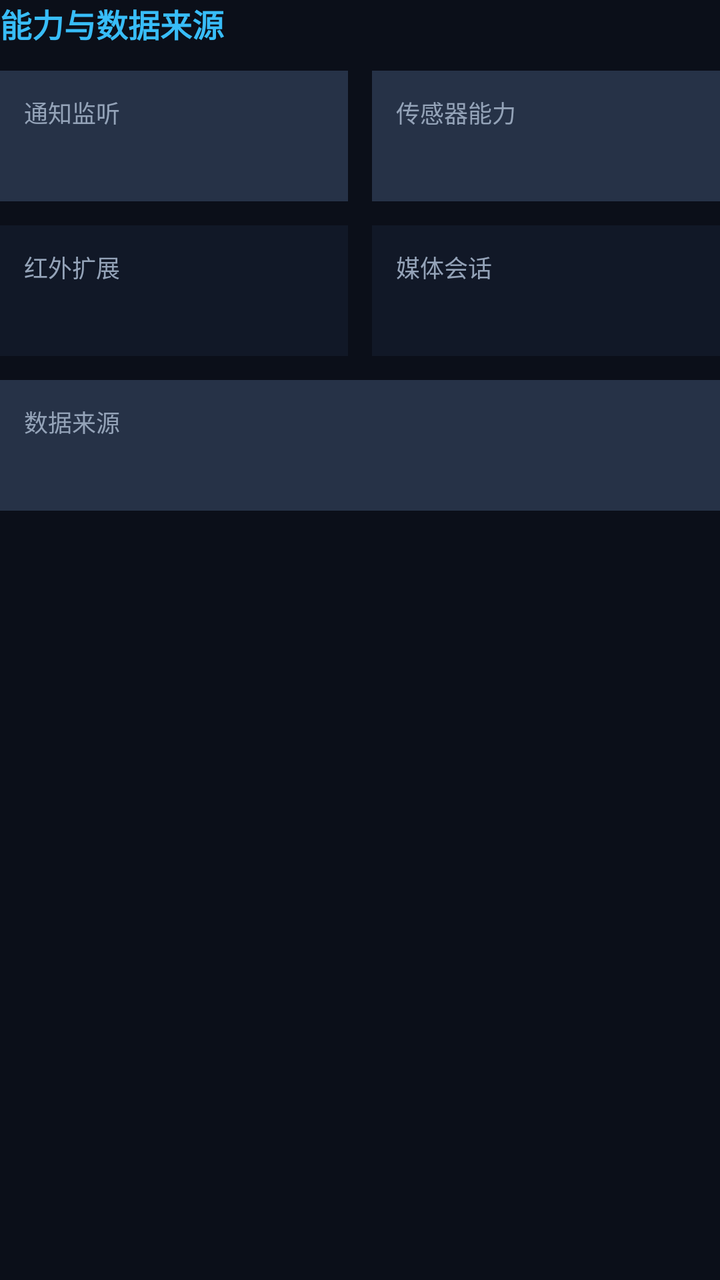
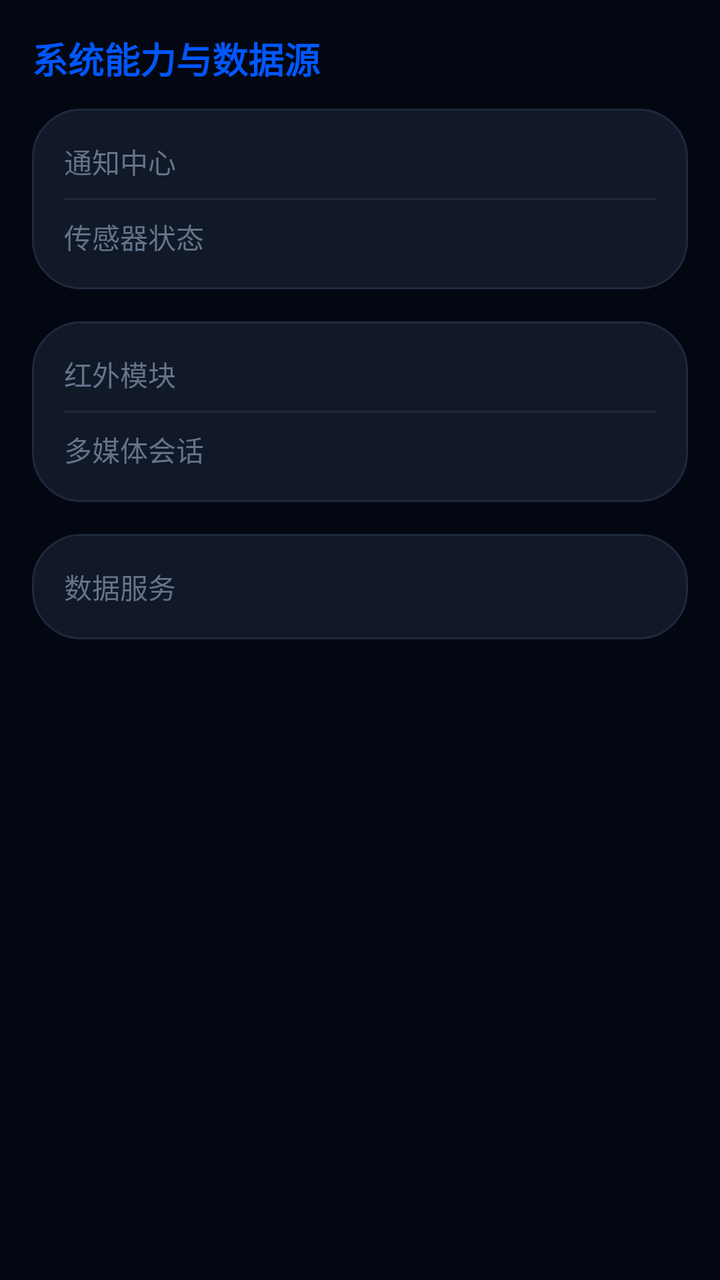

An Android layout rendered at two revisions. The XML below is the earlier revision; the diff shows what the commit changed to produce the second picture.
<!-- AndroidManifest.xml: application theme Theme.VehiclemountedSystem -->
<!-- res/layout/page_settings.xml -->
<?xml version="1.0" encoding="utf-8"?>
<ScrollView xmlns:android="http://schemas.android.com/apk/res/android"
    android:id="@+id/pageSettingsRoot"
    android:layout_width="match_parent"
    android:layout_height="match_parent"
    android:fillViewport="true">

    <LinearLayout
        android:layout_width="match_parent"
        android:layout_height="wrap_content"
        android:orientation="vertical">

        <TextView
            android:id="@+id/settingsPageTitle"
            android:layout_width="wrap_content"
            android:layout_height="wrap_content"
            android:text="@string/page_settings_badge"
            android:textColor="@color/accent_blue"
            android:textSize="@dimen/page_title_text_size"
            android:textStyle="bold" />

        <LinearLayout
            android:layout_width="match_parent"
            android:layout_height="wrap_content"
            android:layout_marginTop="@dimen/page_section_gap"
            android:orientation="horizontal">

            <LinearLayout
                android:layout_width="0dp"
                android:layout_height="wrap_content"
                android:layout_marginEnd="@dimen/page_card_gap"
                android:layout_weight="1"
                android:background="@color/card_panel_bg"
                android:orientation="vertical"
                android:padding="@dimen/page_card_padding">

                <TextView
                    android:layout_width="wrap_content"
                    android:layout_height="wrap_content"
                    android:text="@string/settings_notification_label"
                    android:textColor="@color/text_secondary"
                    android:textSize="@dimen/page_label_text_size" />

                <TextView
                    android:id="@+id/settingNotificationStatus"
                    android:layout_width="wrap_content"
                    android:layout_height="wrap_content"
                    android:layout_marginTop="@dimen/page_micro_gap"
                    android:textColor="@color/text_primary"
                    android:textSize="@dimen/page_status_text_size" />
            </LinearLayout>

            <LinearLayout
                android:layout_width="0dp"
                android:layout_height="wrap_content"
                android:layout_weight="1"
                android:background="@color/card_panel_bg"
                android:orientation="vertical"
                android:padding="@dimen/page_card_padding">

                <TextView
                    android:layout_width="wrap_content"
                    android:layout_height="wrap_content"
                    android:text="@string/settings_sensor_label"
                    android:textColor="@color/text_secondary"
                    android:textSize="@dimen/page_label_text_size" />

                <TextView
                    android:id="@+id/settingSensorStatus"
                    android:layout_width="wrap_content"
                    android:layout_height="wrap_content"
                    android:layout_marginTop="@dimen/page_micro_gap"
                    android:textColor="@color/text_primary"
                    android:textSize="@dimen/page_status_text_size" />
            </LinearLayout>
        </LinearLayout>

        <LinearLayout
            android:layout_width="match_parent"
            android:layout_height="wrap_content"
            android:layout_marginTop="@dimen/page_card_gap"
            android:orientation="horizontal">

            <LinearLayout
                android:layout_width="0dp"
                android:layout_height="wrap_content"
                android:layout_marginEnd="@dimen/page_card_gap"
                android:layout_weight="1"
                android:background="@color/card_panel_alt_bg"
                android:orientation="vertical"
                android:padding="@dimen/page_card_padding">

                <TextView
                    android:layout_width="wrap_content"
                    android:layout_height="wrap_content"
                    android:text="@string/settings_ir_label"
                    android:textColor="@color/text_secondary"
                    android:textSize="@dimen/page_label_text_size" />

                <TextView
                    android:id="@+id/settingIrStatus"
                    android:layout_width="wrap_content"
                    android:layout_height="wrap_content"
                    android:layout_marginTop="@dimen/page_micro_gap"
                    android:textColor="@color/accent_amber"
                    android:textSize="@dimen/page_status_text_size" />
            </LinearLayout>

            <LinearLayout
                android:layout_width="0dp"
                android:layout_height="wrap_content"
                android:layout_weight="1"
                android:background="@color/card_panel_alt_bg"
                android:orientation="vertical"
                android:padding="@dimen/page_card_padding">

                <TextView
                    android:layout_width="wrap_content"
                    android:layout_height="wrap_content"
                    android:text="@string/settings_media_label"
                    android:textColor="@color/text_secondary"
                    android:textSize="@dimen/page_label_text_size" />

                <TextView
                    android:id="@+id/settingMediaStatus"
                    android:layout_width="wrap_content"
                    android:layout_height="wrap_content"
                    android:layout_marginTop="@dimen/page_micro_gap"
                    android:textColor="@color/accent_cyan"
                    android:textSize="@dimen/page_status_text_size" />
            </LinearLayout>
        </LinearLayout>

        <LinearLayout
            android:layout_width="match_parent"
            android:layout_height="wrap_content"
            android:layout_marginTop="@dimen/page_card_gap"
            android:background="@color/card_panel_bg"
            android:orientation="vertical"
            android:padding="@dimen/page_card_padding">

            <TextView
                android:layout_width="wrap_content"
                android:layout_height="wrap_content"
                android:text="@string/settings_data_source_label"
                android:textColor="@color/text_secondary"
                android:textSize="@dimen/page_label_text_size" />

            <TextView
                android:id="@+id/settingDataSource"
                android:layout_width="wrap_content"
                android:layout_height="wrap_content"
                android:layout_marginTop="@dimen/page_micro_gap"
                android:textColor="@color/text_primary"
                android:textSize="@dimen/page_status_text_size" />
        </LinearLayout>
    </LinearLayout>
</ScrollView>
<!-- resources referenced by this layout -->
<resources>
  <color name="accent_amber">#F59E0B</color>
  <color name="accent_blue">#38BDF8</color>
  <color name="accent_cyan">#06B6D4</color>
  <color name="card_panel_alt_bg">#111827</color>
  <color name="card_panel_bg">#263247</color>
  <color name="text_primary">#F8FAFC</color>
  <color name="text_secondary">#94A3B8</color>
  <dimen name="page_card_gap">12dp</dimen>
  <dimen name="page_card_padding">12dp</dimen>
  <dimen name="page_label_text_size">12sp</dimen>
  <dimen name="page_micro_gap">6dp</dimen>
  <dimen name="page_section_gap">12dp</dimen>
  <dimen name="page_status_text_size">13sp</dimen>
  <dimen name="page_title_text_size">16sp</dimen>
  <string name="page_settings_badge">能力与数据来源</string>
  <string name="settings_data_source_label">数据来源</string>
  <string name="settings_ir_label">红外扩展</string>
  <string name="settings_media_label">媒体会话</string>
  <string name="settings_notification_label">通知监听</string>
  <string name="settings_sensor_label">传感器能力</string>
  <style name="Theme.VehiclemountedSystem" parent="Base.Theme.VehiclemountedSystem" />
  <style name="Base.Theme.VehiclemountedSystem" parent="Theme.Material3.DayNight.NoActionBar">
          
          <item name="android:windowBackground">@color/bg_dark</item>
          <item name="colorPrimary">@color/accent_cyan</item>
          <item name="colorSecondary">@color/accent_blue</item>
          <item name="android:textColorPrimary">@color/text_primary</item>
          <item name="android:textColorSecondary">@color/text_secondary</item>
      </style>
  <color name="bg_dark">#0B0F19</color>
</resources>

<!-- the commit's change to res/layout/page_settings.xml (unified diff, before → after) -->
@@ -3,7 +3,8 @@
     android:id="@+id/pageSettingsRoot"
     android:layout_width="match_parent"
     android:layout_height="match_parent"
-    android:fillViewport="true">
+    android:fillViewport="true"
+    android:padding="@dimen/page_card_padding">
 
     <LinearLayout
         android:layout_width="match_parent"
@@ -14,29 +15,30 @@
             android:id="@+id/settingsPageTitle"
             android:layout_width="wrap_content"
             android:layout_height="wrap_content"
+            android:layout_marginBottom="@dimen/page_section_gap"
             android:text="@string/page_settings_badge"
             android:textColor="@color/accent_blue"
             android:textSize="@dimen/page_title_text_size"
             android:textStyle="bold" />
 
+        
         <LinearLayout
             android:layout_width="match_parent"
             android:layout_height="wrap_content"
-            android:layout_marginTop="@dimen/page_section_gap"
-            android:orientation="horizontal">
+            android:layout_marginBottom="@dimen/page_card_gap"
+            android:background="@drawable/bg_card_rounded"
+            android:orientation="vertical"
+            android:padding="@dimen/page_card_padding">
 
             <LinearLayout
-                android:layout_width="0dp"
+                android:layout_width="match_parent"
                 android:layout_height="wrap_content"
-                android:layout_marginEnd="@dimen/page_card_gap"
-                android:layout_weight="1"
-                android:background="@color/card_panel_bg"
-                android:orientation="vertical"
-                android:padding="@dimen/page_card_padding">
+                android:orientation="horizontal">
 
                 <TextView
-                    android:layout_width="wrap_content"
+                    android:layout_width="0dp"
                     android:layout_height="wrap_content"
+                    android:layout_weight="1"
                     android:text="@string/settings_notification_label"
                     android:textColor="@color/text_secondary"
                     android:textSize="@dimen/page_label_text_size" />
@@ -45,22 +47,27 @@
                     android:id="@+id/settingNotificationStatus"
                     android:layout_width="wrap_content"
                     android:layout_height="wrap_content"
-                    android:layout_marginTop="@dimen/page_micro_gap"
                     android:textColor="@color/text_primary"
-                    android:textSize="@dimen/page_status_text_size" />
+                    android:textSize="@dimen/page_status_text_size"
+                    android:textStyle="bold" />
             </LinearLayout>
 
+            <View
+                android:layout_width="match_parent"
+                android:layout_height="1dp"
+                android:layout_marginTop="@dimen/page_micro_gap"
+                android:layout_marginBottom="@dimen/page_micro_gap"
+                android:background="@color/border_color" />
+
             <LinearLayout
-                android:layout_width="0dp"
+                android:layout_width="match_parent"
                 android:layout_height="wrap_content"
-                android:layout_weight="1"
-                android:background="@color/card_panel_bg"
-                android:orientation="vertical"
-                android:padding="@dimen/page_card_padding">
+                android:orientation="horizontal">
 
                 <TextView
-                    android:layout_width="wrap_content"
+                    android:layout_width="0dp"
                     android:layout_height="wrap_content"
+                    android:layout_weight="1"
                     android:text="@string/settings_sensor_label"
                     android:textColor="@color/text_secondary"
                     android:textSize="@dimen/page_label_text_size" />
@@ -69,30 +76,30 @@
                     android:id="@+id/settingSensorStatus"
                     android:layout_width="wrap_content"
                     android:layout_height="wrap_content"
-                    android:layout_marginTop="@dimen/page_micro_gap"
                     android:textColor="@color/text_primary"
-                    android:textSize="@dimen/page_status_text_size" />
+                    android:textSize="@dimen/page_status_text_size"
+                    android:textStyle="bold" />
             </LinearLayout>
         </LinearLayout>
 
+        
         <LinearLayout
             android:layout_width="match_parent"
             android:layout_height="wrap_content"
-            android:layout_marginTop="@dimen/page_card_gap"
-            android:orientation="horizontal">
+            android:layout_marginBottom="@dimen/page_card_gap"
+            android:background="@drawable/bg_card_rounded"
+            android:orientation="vertical"
+            android:padding="@dimen/page_card_padding">
 
             <LinearLayout
-                android:layout_width="0dp"
+                android:layout_width="match_parent"
                 android:layout_height="wrap_content"
-                android:layout_marginEnd="@dimen/page_card_gap"
-                android:layout_weight="1"
-                android:background="@color/card_panel_alt_bg"
-                android:orientation="vertical"
-                android:padding="@dimen/page_card_padding">
+                android:orientation="horizontal">
 
                 <TextView
-                    android:layout_width="wrap_content"
+                    android:layout_width="0dp"
                     android:layout_height="wrap_content"
+                    android:layout_weight="1"
                     android:text="@string/settings_ir_label"
                     android:textColor="@color/text_secondary"
                     android:textSize="@dimen/page_label_text_size" />
@@ -101,22 +108,27 @@
                     android:id="@+id/settingIrStatus"
                     android:layout_width="wrap_content"
                     android:layout_height="wrap_content"
-                    android:layout_marginTop="@dimen/page_micro_gap"
                     android:textColor="@color/accent_amber"
-                    android:textSize="@dimen/page_status_text_size" />
+                    android:textSize="@dimen/page_status_text_size"
+                    android:textStyle="bold" />
             </LinearLayout>
 
+            <View
+                android:layout_width="match_parent"
+                android:layout_height="1dp"
+                android:layout_marginTop="@dimen/page_micro_gap"
+                android:layout_marginBottom="@dimen/page_micro_gap"
+                android:background="@color/border_color" />
+
             <LinearLayout
-                android:layout_width="0dp"
+                android:layout_width="match_parent"
                 android:layout_height="wrap_content"
-                android:layout_weight="1"
-                android:background="@color/card_panel_alt_bg"
-                android:orientation="vertical"
-                android:padding="@dimen/page_card_padding">
+                android:orientation="horizontal">
 
                 <TextView
-                    android:layout_width="wrap_content"
+                    android:layout_width="0dp"
                     android:layout_height="wrap_content"
+                    android:layout_weight="1"
                     android:text="@string/settings_media_label"
                     android:textColor="@color/text_secondary"
                     android:textSize="@dimen/page_label_text_size" />
@@ -125,23 +137,24 @@
                     android:id="@+id/settingMediaStatus"
                     android:layout_width="wrap_content"
                     android:layout_height="wrap_content"
-                    android:layout_marginTop="@dimen/page_micro_gap"
                     android:textColor="@color/accent_cyan"
-                    android:textSize="@dimen/page_status_text_size" />
+                    android:textSize="@dimen/page_status_text_size"
+                    android:textStyle="bold" />
             </LinearLayout>
         </LinearLayout>
 
+        
         <LinearLayout
             android:layout_width="match_parent"
             android:layout_height="wrap_content"
-            android:layout_marginTop="@dimen/page_card_gap"
-            android:background="@color/card_panel_bg"
-            android:orientation="vertical"
+            android:background="@drawable/bg_card_rounded"
+            android:orientation="horizontal"
             android:padding="@dimen/page_card_padding">
 
             <TextView
-                android:layout_width="wrap_content"
+                android:layout_width="0dp"
                 android:layout_height="wrap_content"
+                android:layout_weight="1"
                 android:text="@string/settings_data_source_label"
                 android:textColor="@color/text_secondary"
                 android:textSize="@dimen/page_label_text_size" />
@@ -150,9 +163,9 @@
                 android:id="@+id/settingDataSource"
                 android:layout_width="wrap_content"
                 android:layout_height="wrap_content"
-                android:layout_marginTop="@dimen/page_micro_gap"
                 android:textColor="@color/text_primary"
-                android:textSize="@dimen/page_status_text_size" />
+                android:textSize="@dimen/page_status_text_size"
+                android:textStyle="bold" />
         </LinearLayout>
     </LinearLayout>
 </ScrollView>
<!-- resource entries referenced after the edit -->
@@ -1,26 +1,36 @@
 <!-- resources referenced by this layout -->
 <resources>
   <color name="accent_amber">#F59E0B</color>
-  <color name="accent_blue">#38BDF8</color>
-  <color name="accent_cyan">#06B6D4</color>
-  <color name="card_panel_alt_bg">#111827</color>
-  <color name="card_panel_bg">#263247</color>
+  <color name="accent_blue">#0057FF</color>
+  <color name="accent_cyan">#00F0FF</color>
+  <color name="border_color">#1E293B</color>
   <color name="text_primary">#F8FAFC</color>
-  <color name="text_secondary">#94A3B8</color>
-  <dimen name="page_card_gap">12dp</dimen>
-  <dimen name="page_card_padding">12dp</dimen>
-  <dimen name="page_label_text_size">12sp</dimen>
-  <dimen name="page_micro_gap">6dp</dimen>
+  <color name="text_secondary">#64748B</color>
+  <dimen name="page_card_gap">16dp</dimen>
+  <dimen name="page_card_padding">16dp</dimen>
+  <dimen name="page_label_text_size">14sp</dimen>
+  <dimen name="page_micro_gap">8dp</dimen>
   <dimen name="page_section_gap">12dp</dimen>
-  <dimen name="page_status_text_size">13sp</dimen>
-  <dimen name="page_title_text_size">16sp</dimen>
-  <string name="page_settings_badge">能力与数据来源</string>
-  <string name="settings_data_source_label">数据来源</string>
-  <string name="settings_ir_label">红外扩展</string>
-  <string name="settings_media_label">媒体会话</string>
-  <string name="settings_notification_label">通知监听</string>
-  <string name="settings_sensor_label">传感器能力</string>
+  <dimen name="page_status_text_size">14sp</dimen>
+  <dimen name="page_title_text_size">18sp</dimen>
+  <!-- drawable bg_card_rounded (drawable) -->
+  <?xml version="1.0" encoding="utf-8"?>
+  <shape xmlns:android="http://schemas.android.com/apk/res/android">
+      <solid android:color="@color/card_bg" />
+      <corners android:radius="@dimen/shell_card_radius" />
+      <stroke 
+          android:width="1dp" 
+          android:color="@color/border_color" />
+  </shape>
+  <string name="page_settings_badge">系统能力与数据源</string>
+  <string name="settings_data_source_label">数据服务</string>
+  <string name="settings_ir_label">红外模块</string>
+  <string name="settings_media_label">多媒体会话</string>
+  <string name="settings_notification_label">通知中心</string>
+  <string name="settings_sensor_label">传感器状态</string>
   <style name="Theme.VehiclemountedSystem" parent="Base.Theme.VehiclemountedSystem" />
+  <color name="card_bg">#111827</color>
+  <dimen name="shell_card_radius">24dp</dimen>
   <style name="Base.Theme.VehiclemountedSystem" parent="Theme.Material3.DayNight.NoActionBar">
           
           <item name="android:windowBackground">@color/bg_dark</item>
@@ -29,6 +39,6 @@
           <item name="android:textColorPrimary">@color/text_primary</item>
           <item name="android:textColorSecondary">@color/text_secondary</item>
       </style>
-  <color name="bg_dark">#0B0F19</color>
+  <color name="bg_dark">#030712</color>
 </resources>
 
